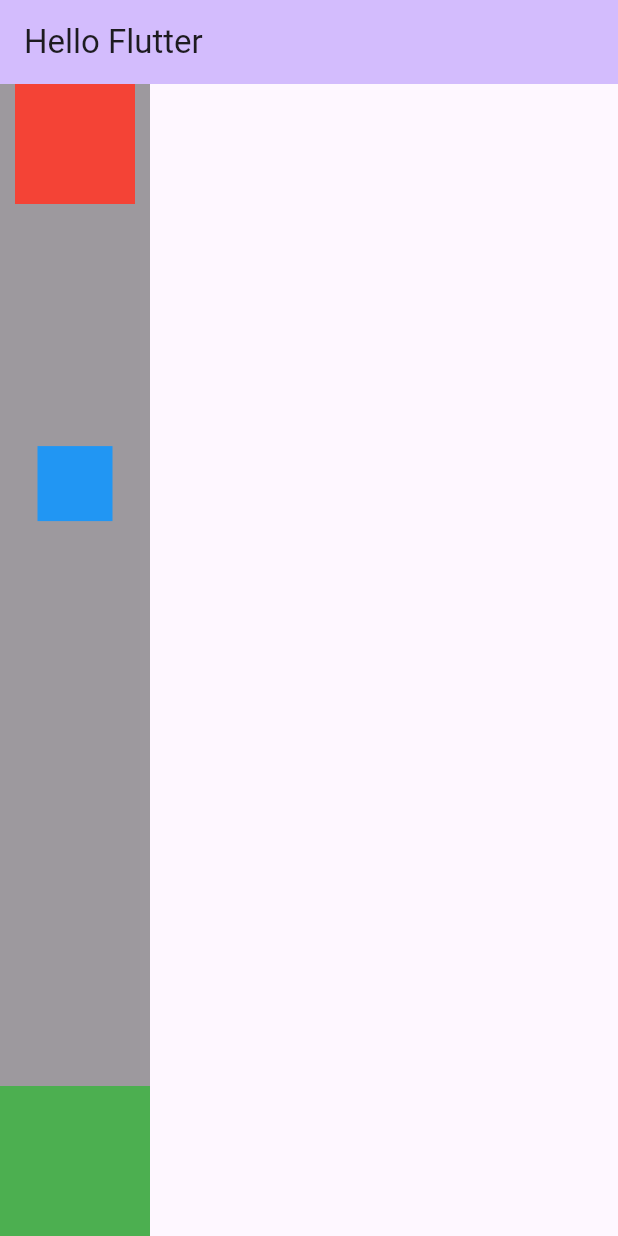
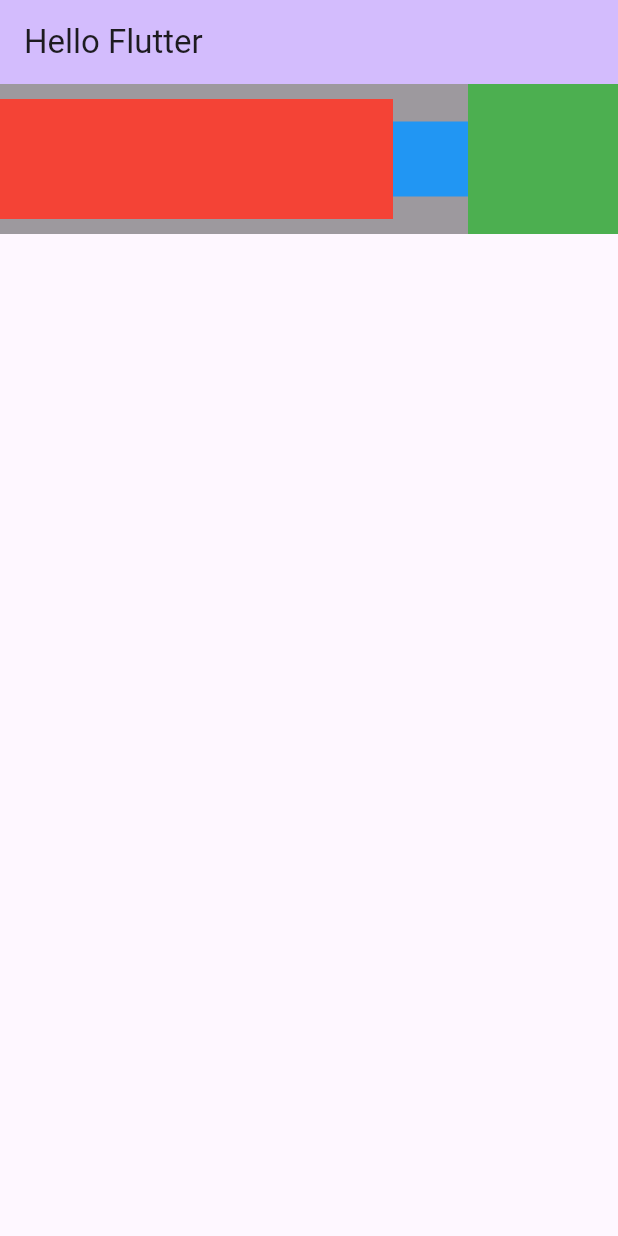
Before and after one commit to AhmetEminSaglik/flutter-learn-Kasim-Adalan, a Flutter app: the screen it shows after launch, on a phone screen of 412 x 824 dp. Run offline on Flutter 3.47's test engine with Material 2 defaults, Android fonts, the phone set to English and light mode, and no system bars.

Commit message:
learned expanded

```diff
--- a/lib/main.dart
+++ b/lib/main.dart
@@ -48,14 +48,16 @@ class _MyHomePageState extends State<MyHomePage> {
       ),
       body: Container(
         color: Colors.black38,
-        child: Column(
-          // mainAxisAlignment: MainAxisAlignment.end,
+        child: Row(
+          mainAxisAlignment: MainAxisAlignment.end,
           // crossAxisAlignment: CrossAxisAlignment.stretch,
           children: [
-            Container(width: 80, height:80, color: Colors.red),
-            const Spacer(flex: 30),
+            Expanded(
+                // flex: 25,
+                child: Container(width: 80, height: 80, color: Colors.red)),
+            // const Spacer(flex: 30),
             Container(width: 50, height: 50, color: Colors.blue),
-            const Spacer(flex: 70),
+            // const Spacer(flex: 70),
             Container(width: 100, height: 100, color: Colors.green),
           ],
         ),
```
Also changed, not shown: images/Expanded.png (added).
